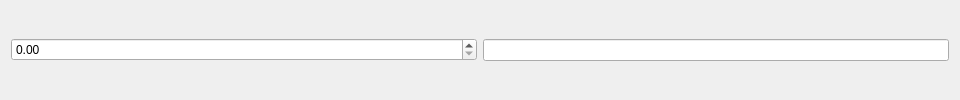
Qt form examples/spinbox/spinbox.ui (slaclab/pydm) before a commit.
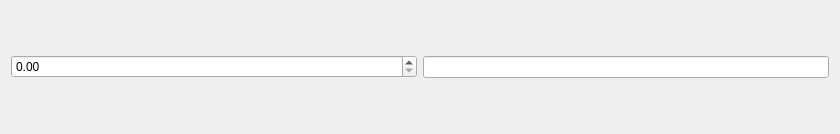
The same form after that commit. Custom widgets are drawn as their Qt base class.

What changed in the file:
```diff
--- a/examples/spinbox/spinbox.ui
+++ b/examples/spinbox/spinbox.ui
@@ -6,8 +6,8 @@
    <rect>
     <x>0</x>
     <y>0</y>
-    <width>960</width>
-    <height>100</height>
+    <width>840</width>
+    <height>134</height>
    </rect>
   </property>
   <property name="windowTitle">
```
Left out of the diff: 8 changed lines with no effect on the pictures.
